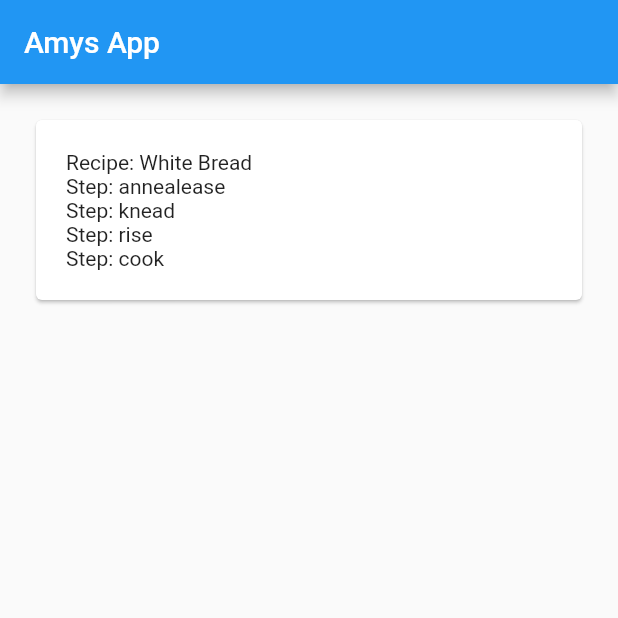
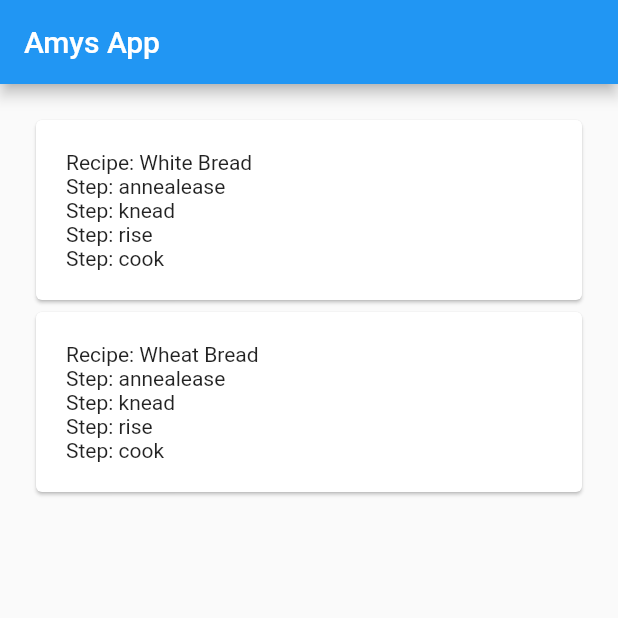
Before and after one commit to RobAWilkinson/flour-water-salt-yeast, a Flutter app: the screen it shows after launch, on a phone screen of 412 x 824 dp, the top half of it. Run offline on Flutter 3.47's test engine with Material 2 defaults, Android fonts, the phone set to English and light mode, and no system bars.

Commit message:
multiple recipes

```diff
--- a/lib/main.dart
+++ b/lib/main.dart
@@ -11,6 +11,15 @@ class MyApp extends StatelessWidget {
   final recipes = [
     {
       'name': 'White Bread',
+      'steps': [
+        {'text': 'annealease'},
+        {'text': 'knead'},
+        {'text': 'rise'},
+        {'text': 'cook'}
+      ]
+    },
+    {
+      'name': 'Wheat Bread',
       'steps': [
         {'text': 'annealease'},
         {'text': 'knead'},
```
